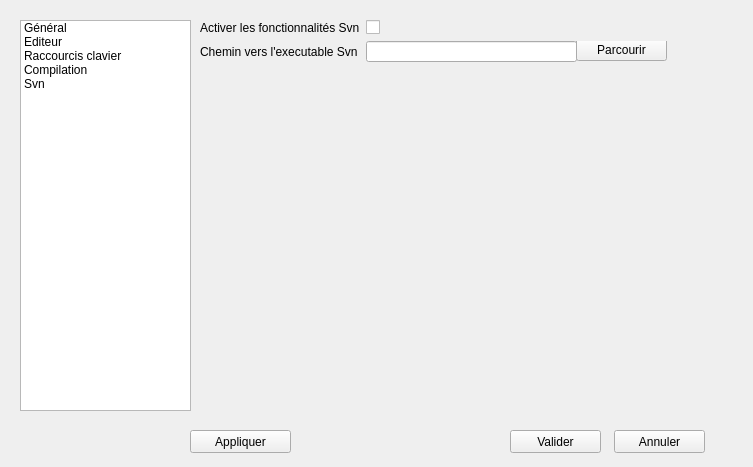
Old version of the form source/dialogconfig.ui in the repository Bramas/texiteasy.
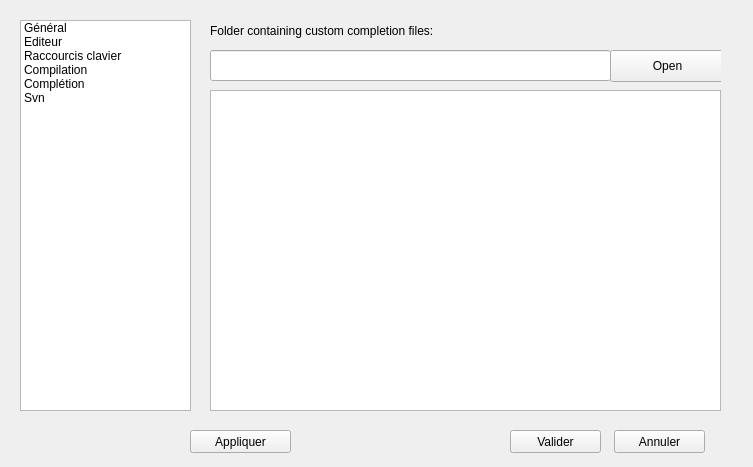
New version of the form.

Commit message: Can now select what package are handle by the completion (and add possible custom files for the completion engine)

```diff
--- a/source/dialogconfig.ui
+++ b/source/dialogconfig.ui
@@ -42,6 +42,11 @@
      <string>Compilation</string>
     </property>
    </item>
+   <item>
+    <property name="text">
+     <string>Complétion</string>
+    </property>
+   </item>
    <item>
     <property name="text">
      <string>Svn</string>
@@ -431,6 +436,72 @@
      </layout>
     </widget>
    </widget>
+   <widget class="QWidget" name="pageCompletion">
+    <widget class="QListWidget" name="completionListWidget">
+     <property name="geometry">
+      <rect>
+       <x>10</x>
+       <y>70</y>
+       <width>511</width>
+       <height>321</height>
+      </rect>
+     </property>
+     <property name="isWrapping" stdset="0">
+      <bool>true</bool>
+     </property>
+     <property name="resizeMode">
+      <enum>QListView::Adjust</enum>
+     </property>
+     <property name="layoutMode">
+      <enum>QListView::Batched</enum>
+     </property>
+     <property name="modelColumn">
+      <number>0</number>
+     </property>
+     <property name="sortingEnabled">
+      <bool>true</bool>
+     </property>
+    </widget>
+    <widget class="QPushButton" name="OpenCustoCompletionFolderPushButton">
+     <property name="geometry">
+      <rect>
+       <x>410</x>
+       <y>30</y>
+       <width>115</width>
+       <height>32</height>
+      </rect>
+     </property>
+     <property name="text">
+      <string>Open</string>
+     </property>
+    </widget>
+    <widget class="QLineEdit" name="CustomCompletionFolderLineEdit">
+     <property name="geometry">
+      <rect>
+       <x>10</x>
+       <y>30</y>
+       <width>401</width>
+       <height>31</height>
+      </rect>
+     </property>
+     <property name="readOnly">
+      <bool>true</bool>
+     </property>
+    </widget>
+    <widget class="QLabel" name="label_18">
+     <property name="geometry">
+      <rect>
+       <x>10</x>
+       <y>0</y>
+       <width>421</width>
+       <height>21</height>
+      </rect>
+     </property>
+     <property name="text">
+      <string>Folder containing custom completion files:</string>
+     </property>
+    </widget>
+   </widget>
    <widget class="QWidget" name="pageSvn">
     <widget class="QWidget" name="formLayoutWidgetPageSvn">
      <property name="geometry">
```
The commit also changes 5 other files.
